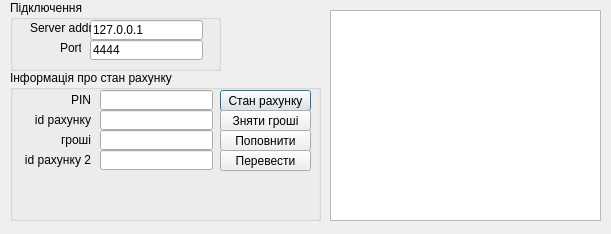
Old version of the form myClient/client.ui in the repository mykolasopushynskyi/Kursec.
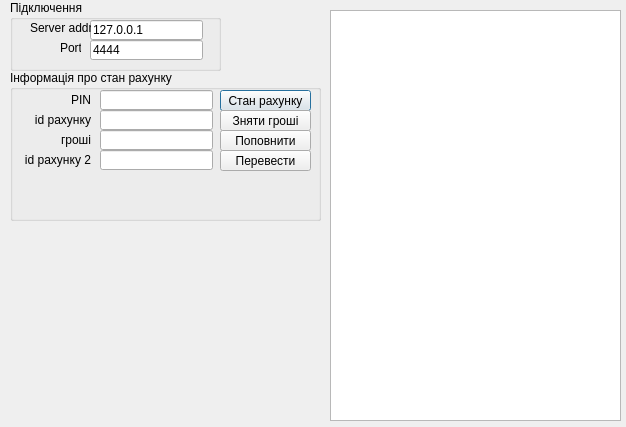
New version of the form.

```diff
--- a/myClient/client.ui
+++ b/myClient/client.ui
@@ -6,8 +6,8 @@
    <rect>
     <x>0</x>
     <y>0</y>
-    <width>611</width>
-    <height>234</height>
+    <width>626</width>
+    <height>427</height>
    </rect>
   </property>
   <property name="windowTitle">
@@ -267,8 +267,8 @@
     <rect>
      <x>330</x>
      <y>10</y>
-     <width>271</width>
-     <height>211</height>
+     <width>291</width>
+     <height>411</height>
     </rect>
    </property>
   </widget>
```
